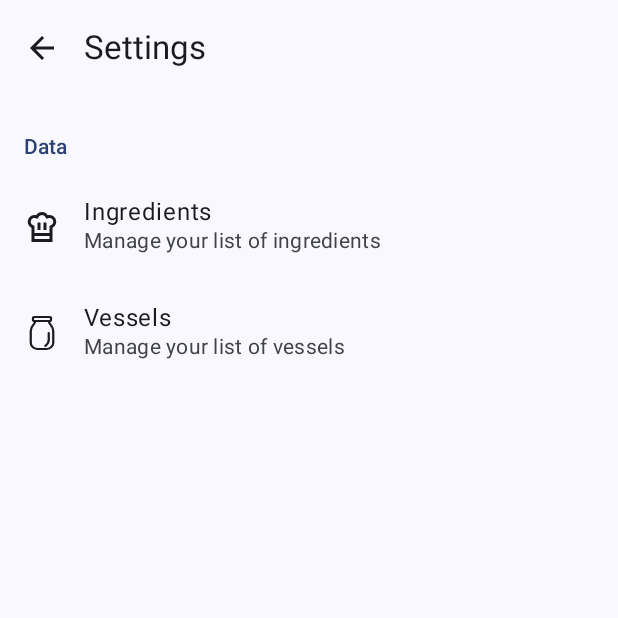
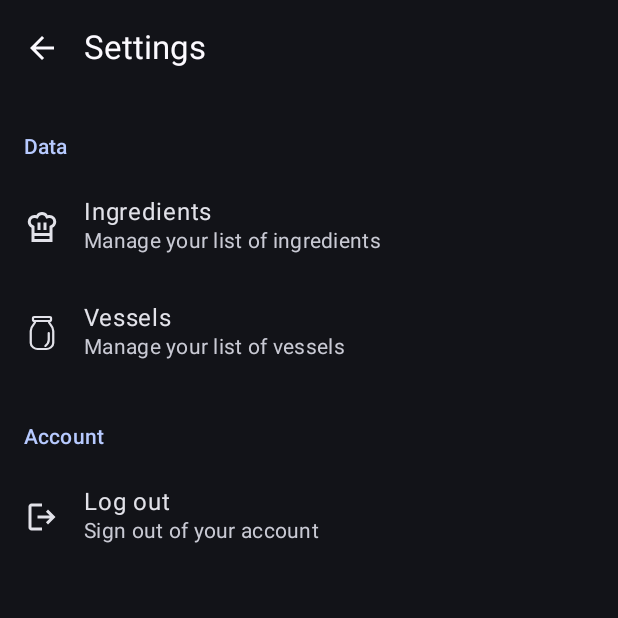
Before and after one commit to anoniim/Ferment, an Android app built with Jetpack Compose: the SettingsScreen screen opened through its navigation route, on a phone screen of 412 x 824 dp, the top half of it. Run offline under Robolectric (Android 15) with nearby library versions, the phone set to English and light mode, and no system bars; our stand-ins replace Firebase (no records; nobody signed in at launch, a user with empty details on screens opened directly); libraries missing offline, so code that uses them is left out: com.firebase.ui.

```diff
--- a/app/build.gradle.kts
+++ b/app/build.gradle.kts
@@ -62,6 +62,9 @@ dependencies {
     implementation(libs.firebase.database)
     implementation(libs.firebase.analytics)
     implementation(libs.firebase.appcheck)
+    implementation(libs.firebase.auth.ktx)
+    implementation(libs.firebase.ui.auth)
+    implementation(libs.play.services.auth)
 
     // Test
     testImplementation(libs.junit)
--- a/app/src/main/java/net/solvetheriddle/fermentlog/MainActivity.kt
+++ b/app/src/main/java/net/solvetheriddle/fermentlog/MainActivity.kt
@@ -13,12 +13,19 @@ import androidx.compose.runtime.remember
 import net.solvetheriddle.fermentlog.data.Db
 import net.solvetheriddle.fermentlog.domain.model.Batch
 import net.solvetheriddle.fermentlog.domain.model.Status
+import net.solvetheriddle.fermentlog.auth.AuthenticationManager
+import net.solvetheriddle.fermentlog.ui.theme.FermentTheme
 import net.solvetheriddle.fermentlog.ui.navigation.AppNavigation
-import net.solvetheriddle.fermentlog.ui.theme.FermentTheme
+
 
 class MainActivity : ComponentActivity() {
+    private lateinit var authManager: AuthenticationManager
+
     override fun onCreate(savedInstanceState: Bundle?) {
         super.onCreate(savedInstanceState)
+
+        authManager = AuthenticationManager(this)
+
         enableEdgeToEdge()
         setContent {
             FermentTheme {
@@ -32,7 +39,7 @@ class MainActivity : ComponentActivity() {
                     }
                 }
 
-                AppNavigation(activeBatches = activeBatches)
+                AppNavigation(authManager, activeBatches = activeBatches)
             }
         }
     }
--- /dev/null
+++ b/app/src/main/java/net/solvetheriddle/fermentlog/auth/AuthenticationManager.kt
@@ -0,0 +1,106 @@
+package net.solvetheriddle.fermentlog.auth
+
+import android.app.Activity
+import android.util.Log
+import androidx.activity.ComponentActivity
+import com.firebase.ui.auth.AuthUI
+import com.firebase.ui.auth.FirebaseAuthUIActivityResultContract
+import com.firebase.ui.auth.data.model.FirebaseAuthUIAuthenticationResult
+import com.google.firebase.auth.FirebaseAuth
+import com.google.firebase.auth.FirebaseUser
+import kotlinx.coroutines.flow.MutableStateFlow
+import kotlinx.coroutines.flow.StateFlow
+import kotlinx.coroutines.flow.asStateFlow
+import net.solvetheriddle.fermentlog.R
+
+class AuthenticationManager(private val activity: ComponentActivity) {
+    private val auth = FirebaseAuth.getInstance()
+    private val _currentUser = MutableStateFlow<FirebaseUser?>(null)
+    val currentUser: StateFlow<FirebaseUser?> = _currentUser.asStateFlow()
+
+    private val _error = MutableStateFlow<String?>(null)
+    val error: StateFlow<String?> = _error.asStateFlow()
+
+    init {
+        // Update current user when auth state changes
+        auth.addAuthStateListener { firebaseAuth ->
+            _currentUser.value = firebaseAuth.currentUser
+        }
+    }
+
+    // Check if user is already signed in
+    fun isUserSignedIn(): Boolean = auth.currentUser != null
+
+    // Get current user email or null if not signed in
+    fun getUserEmail(): String? = auth.currentUser?.email
+
+    // Sign in with Google using FirebaseUI
+    private val signInLauncher = activity.registerForActivityResult(
+        FirebaseAuthUIActivityResultContract()
+    ) { result ->
+        onSignInResult(result)
+    }
+
+    private fun onSignInResult(result: FirebaseAuthUIAuthenticationResult) {
+        if (result.resultCode == Activity.RESULT_OK) {
+            // Successfully signed in
+            val user = FirebaseAuth.getInstance().currentUser
+
+            if (user != null) {
+                Log.d("AuthUI_GoogleSignIn", "Google Sign-In successful. User ID: ${user.uid}")
+                Log.d("AuthUI_GoogleSignIn", "User Email: ${user.email}") // << CHECK THIS!
+                Log.d("AuthUI_GoogleSignIn", "User Display Name: ${user.displayName}")
+                Log.d("AuthUI_GoogleSignIn", "Provider ID: ${user.providerId}") // Should be "google.com"
+
+                // If user.email is null here, that's a big problem leading to the error.
+                if (user.email == null) {
+                    Log.e("AuthUI_GoogleSignIn", "ERROR: User email is null after Google Sign-In!")
+                    // This is likely the root cause if you hit this.
+                }
+            } else {
+                Log.e("AuthUI_GoogleSignIn", "ERROR: FirebaseAuth.getInstance().currentUser is null after successful sign-in response!")
+                // This would be very unusual if resultCode is RESULT_OK.
+            }
+            Log.d(TAG, "Successfully signed in user: ${auth.currentUser?.email}")
+            _error.value = null // Clear any previous errors
+        } else {
+            // Sign in failed
+            val response = result.idpResponse
+            val errorMessage = response?.error?.message ?: "Sign in failed"
+            Log.w(TAG, errorMessage)
+            _error.value = errorMessage
+        }
+    }
+
+
+    fun signIn() {
+        val providers = arrayListOf(
+            AuthUI.IdpConfig.GoogleBuilder().build()
+        )
+
+        val signInIntent = AuthUI.getInstance()
+            .createSignInIntentBuilder()
+            .setAvailableProviders(providers)
+            .setLogo(R.mipmap.ic_launcher)
+            .setTheme(R.style.Theme_Ferment)
+            .build()
+
+        signInLauncher.launch(signInIntent)
+    }
+
+    fun clearError() {
+        _error.value = null
+    }
+
+    fun signOut() {
+        AuthUI.getInstance()
+            .signOut(activity)
+            .addOnCompleteListener {
+                _currentUser.value = null
+            }
+    }
+
+    companion object {
+        private const val TAG = "AuthenticationManager"
+    }
+}
--- a/app/src/main/java/net/solvetheriddle/fermentlog/ui/navigation/AppNavigation.kt
+++ b/app/src/main/java/net/solvetheriddle/fermentlog/ui/navigation/AppNavigation.kt
@@ -1,9 +1,15 @@
 package net.solvetheriddle.fermentlog.ui.navigation
 
 import androidx.compose.runtime.Composable
+import androidx.compose.runtime.collectAsState
+import androidx.compose.runtime.getValue
+import androidx.navigation.NavGraph.Companion.findStartDestination
 import androidx.navigation.compose.NavHost
 import androidx.navigation.compose.composable
 import androidx.navigation.compose.rememberNavController
+import com.google.firebase.auth.FirebaseUser
+import net.solvetheriddle.fermentlog.LoginScreen
+import net.solvetheriddle.fermentlog.auth.AuthenticationManager
 import net.solvetheriddle.fermentlog.data.Db
 import net.solvetheriddle.fermentlog.domain.model.Batch
 import net.solvetheriddle.fermentlog.ui.screens.ActiveBatchesScreen
@@ -12,36 +18,61 @@ import net.solvetheriddle.fermentlog.ui.screens.IngredientsScreen
 import net.solvetheriddle.fermentlog.ui.screens.SettingsScreen
 import net.solvetheriddle.fermentlog.ui.screens.VesselsScreen
 
+private const val LOGIN = "login"
+private const val ACTIVE_BATCHES = "active_batches"
+private const val ADD_BATCH = "add_batch"
+private const val SETTINGS = "settings"
+private const val INGREDIENTS = "ingredients"
+private const val VESSELS = "vessels"
+
 @Composable
-fun AppNavigation(activeBatches: List<Batch>) {
+fun AppNavigation(authManager: AuthenticationManager, activeBatches: List<Batch>) {
+
     val navController = rememberNavController()
-    NavHost(navController = navController, startDestination = "active_batches") {
-        composable("active_batches") {
+    val currentUser: FirebaseUser? by authManager.currentUser.collectAsState()
+    val isLoggedIn = currentUser != null
+    val startDestination = if (isLoggedIn) ACTIVE_BATCHES else LOGIN
+    NavHost(navController = navController, startDestination = startDestination) {
+        composable(LOGIN) {
+            LoginScreen(
+                onLoggedIn = { navController.navigate(ACTIVE_BATCHES) },
+                authenticationManager = authManager
+            )
+        }
+        composable(ACTIVE_BATCHES) {
             ActiveBatchesScreen(
                 activeBatches = activeBatches,
-                onNavigateToSettings = { println("settings clicked"); navController.navigate("settings") },
-                onNavigateToAddBatch = { navController.navigate("add_batch") }
+                onNavigateToSettings = { navController.navigate(SETTINGS) },
+                onNavigateToAddBatch = { navController.navigate(ADD_BATCH) }
             )
         }
-        composable("settings") {
-            println("open settings")
+        composable(SETTINGS) {
             SettingsScreen(
-                onNavigateToIngredients = { navController.navigate("ingredients") },
-                onNavigateToVessels = { navController.navigate("vessels") },
-                onNavigateBack = { navController.popBackStack() }
+                onNavigateToIngredients = { navController.navigate(INGREDIENTS) },
+                onNavigateToVessels = { navController.navigate(VESSELS) },
+                onNavigateBack = { navController.popBackStack() },
+                onSignOut = {
+                    authManager.signOut()
+                    navController.navigate(LOGIN) {
+                        popUpTo(navController.graph.findStartDestination().id) {
+                            inclusive = true
+                        }
+                        launchSingleTop = true
+                    }
+                }
             )
         }
-        composable("ingredients") {
+        composable(INGREDIENTS) {
             IngredientsScreen(
                 onNavigateBack = { navController.popBackStack() }
             )
         }
-        composable("vessels") {
+        composable(VESSELS) {
             VesselsScreen(
                 onNavigateBack = { navController.popBackStack() }
             )
         }
-        composable("add_batch") {
+        composable(ADD_BATCH) {
             AddBatchScreen(
                 onNavigateBack = { navController.popBackStack() },
                 onBatchAdded = { newBatch ->
--- a/app/src/main/java/net/solvetheriddle/fermentlog/ui/screens/SettingsScreen.kt
+++ b/app/src/main/java/net/solvetheriddle/fermentlog/ui/screens/SettingsScreen.kt
@@ -21,6 +21,7 @@ fun SettingsScreen(
     onNavigateToIngredients: () -> Unit,
     onNavigateToVessels: () -> Unit,
     onNavigateBack: () -> Unit,
+    onSignOut: () -> Unit,
 ) {
     Scaffold(
         topBar = {
@@ -53,6 +54,15 @@ fun SettingsScreen(
                     onClick = onNavigateToVessels
                 )
             }
+
+            PreferenceCategory(title = "Account") {
+                Preference(
+                    title = "Log out",
+                    summary = "Sign out of your account",
+                    icon = R.drawable.logout,
+                    onClick = onSignOut
+                )
+            }
         }
     }
 }
--- a/app/src/main/java/net/solvetheriddle/fermentlog/ui/theme/Theme.kt
+++ b/app/src/main/java/net/solvetheriddle/fermentlog/ui/theme/Theme.kt
@@ -35,7 +35,7 @@ private val LightColorScheme = lightColorScheme(
 
 @Composable
 fun FermentTheme(
-    darkTheme: Boolean = isSystemInDarkTheme(),
+    darkTheme: Boolean = true, // isSystemInDarkTheme(),
     // Dynamic color is available on Android 12+
     dynamicColor: Boolean = true,
     content: @Composable () -> Unit
--- /dev/null
+++ b/app/src/main/res/drawable/logout.xml
@@ -0,0 +1,5 @@
+<vector xmlns:android="http://schemas.android.com/apk/res/android" android:autoMirrored="true" android:height="24dp" android:tint="#000000" android:viewportHeight="960" android:viewportWidth="960" android:width="24dp">
+
+    <path android:fillColor="@android:color/white" android:pathData="M200,840Q167,840 143.5,816.5Q120,793 120,760L120,200Q120,167 143.5,143.5Q167,120 200,120L480,120L480,200L200,200Q200,200 200,200Q200,200 200,200L200,760Q200,760 200,760Q200,760 200,760L480,760L480,840L200,840ZM640,680L585,622L687,520L360,520L360,440L687,440L585,338L640,280L840,480L640,680Z"/>
+
+</vector>
--- a/app/src/main/res/values/themes.xml
+++ b/app/src/main/res/values/themes.xml
@@ -1,5 +1,5 @@
 <?xml version="1.0" encoding="utf-8"?>
 <resources>
 
-    <style name="Theme.Ferment" parent="Theme.Material3.DayNight.NoActionBar" />
+    <style name="Theme.Ferment" parent="Theme.Material3.Dark.NoActionBar" />
 </resources>
```
Also changed, not shown: app/src/main/java/net/solvetheriddle/fermentlog/ui/screens/LoginScreen.kt (added, +114 -0 lines), gradle/libs.versions.toml (+6 -1 lines), 1 other file.
